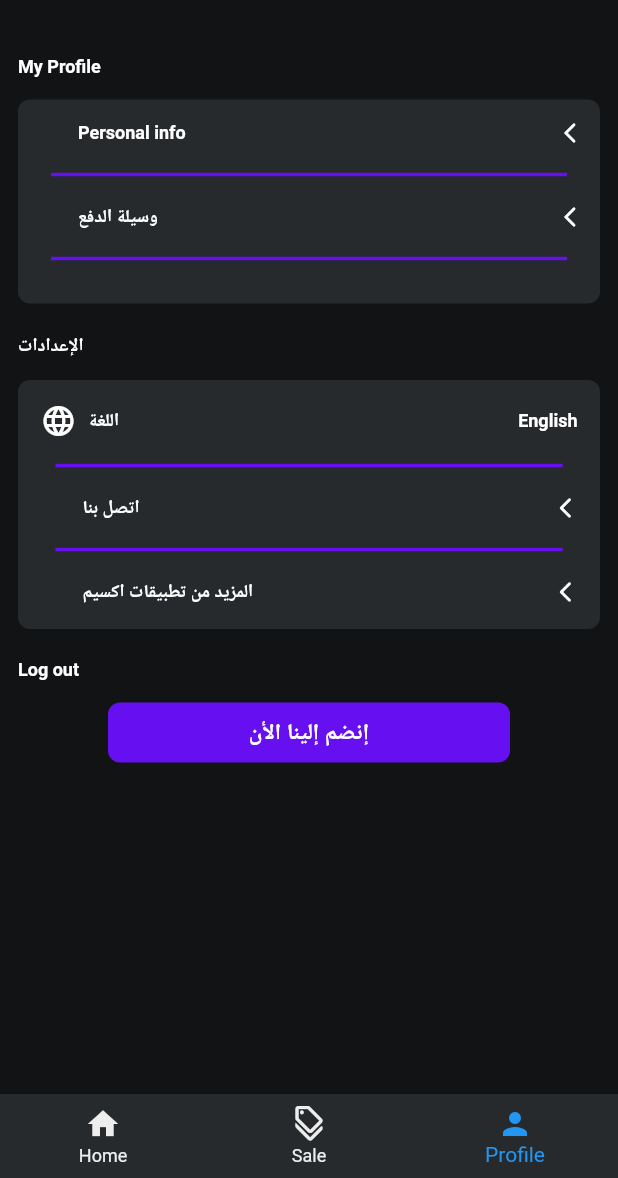
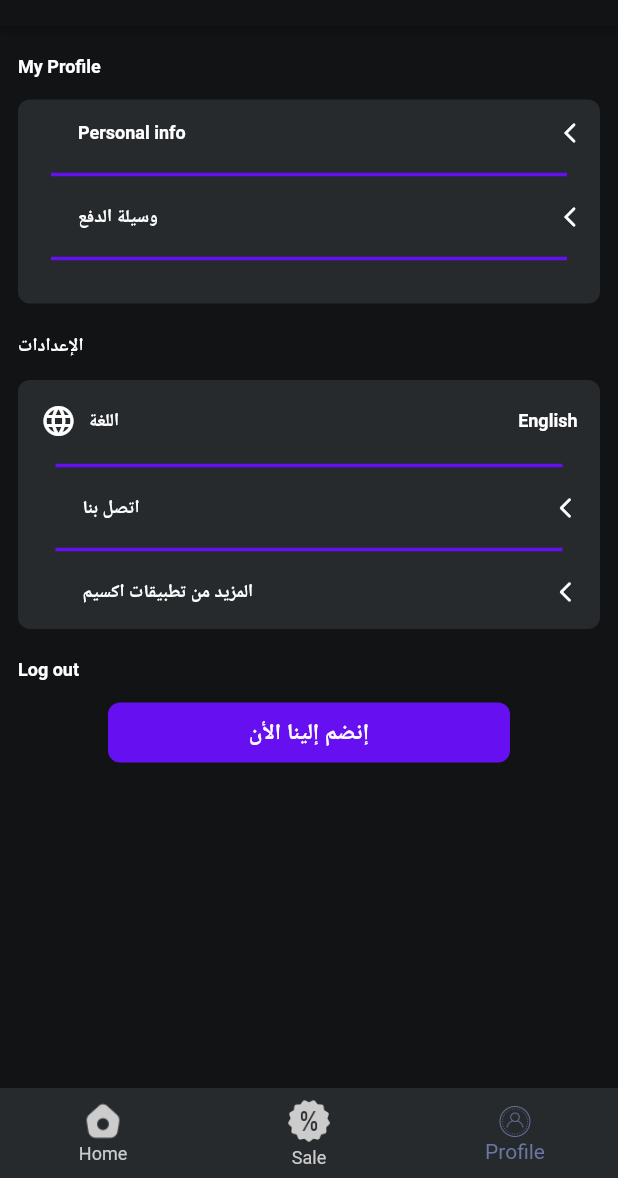
Before and after one commit to Mohamed-Ash/mo_hany_sotre, a Flutter app: the AppPageLayout screen opened directly, item 3 of the bottom bar chosen, on a phone screen of 412 x 824 dp, the part 58-1236 px from its top. Run offline on Flutter 3.47's test engine with Material 2 defaults, Android fonts, the phone set to English and light mode, and no system bars; our stand-ins replace firebase_auth, firebase_core, flutter_bloc, google_sign_in, image_picker; missing offline and left inert: image_preview; accounts and stored records are empty; network calls fail; Roboto replaces fonts that are missing (Montserrat).

Commit message:
Update app_page_layout.dart

```diff
--- a/lib/core/page/app_page_layout.dart
+++ b/lib/core/page/app_page_layout.dart
@@ -2,6 +2,7 @@ import 'package:flutter/material.dart';
 import 'package:flutter/services.dart';
 import 'package:flutter_bloc/flutter_bloc.dart';
 import 'package:m_hany_store/core/bloc/cubit/layout_cubit.dart';
+import 'package:m_hany_store/core/form_fields/button_form_feilds.dart';
 import 'package:m_hany_store/core/theme/colors/color_theme.dart';
 import 'package:m_hany_store/core/theme/fonts/style.dart';
 import 'package:m_hany_store/user/user_interface.dart';
@@ -12,7 +13,7 @@ class AppPageLayout extends UserInterface{
  @override
   PreferredSizeWidget? get appBar => AppBar(
     leading: const  Text(''),
-    elevation: 0,
+    elevation: 2,
     // backgroundColor: ColorTheme.primary,
     systemOverlayStyle: const SystemUiOverlayStyle(
       statusBarColor:  Colors.transparent,
@@ -35,14 +36,51 @@ class AppPageLayout extends UserInterface{
               onTap: (index){
                   cubit.changeCurrentIndex(index);
                 },
-              selectedItemColor: ColorTheme.iconAppBar,
-              unselectedItemColor: Colors.grey[200],
+              selectedItemColor: ColorTheme.selectIconNavBar,
+              unselectedItemColor: ColorTheme.unSelectIconNavBar,
               backgroundColor: ColorTheme.darkAppBar,
               currentIndex: cubit.currentIndex,
-              items: const [
-                BottomNavigationBarItem(icon: Icon(Icons.home),label: 'Home'),
-                BottomNavigationBarItem(icon: Icon(Icons.discount_outlined),label: 'Sale'),
-                BottomNavigationBarItem(icon: Icon(Icons.person ),label: 'Profile'),
+              items:  [
+                BottomNavigationBarItem(
+                  icon: FormFeilds.containerImage(
+                    assetImage: 'assets/images/un_home.png',
+                    height: 25,
+                    width: 25,
+                  ),
+                  activeIcon: FormFeilds.containerImage(
+                    assetImage: 'assets/images/home.png',
+                    height: 25,
+                    width: 25,
+                  ),
+                  label: 'Home',
+                ),
+                 BottomNavigationBarItem(
+                  icon: FormFeilds.containerImage(
+                  assetImage: 'assets/images/un_discount.png',
+                  height: 30,
+                  width: 30,
+                  ),
+                  activeIcon: FormFeilds.containerImage(
+                    assetImage: 'assets/images/discount.png',
+                    height: 30,
+                    width: 30,
+                  ),
+                  label: 'Sale',
+
+                ),
+                BottomNavigationBarItem(
+                  icon: FormFeilds.containerImage(
+                    assetImage: 'assets/images/un_profile.png',
+                    height: 25,
+                    width: 25,
+                  ),
+                  activeIcon: FormFeilds.containerImage(
+                    assetImage: 'assets/images/profile.png',
+                    height: 25,
+                    width: 25,
+                  ),
+                  label: 'Profile'
+                ),
               ]
             ),
           );
```
